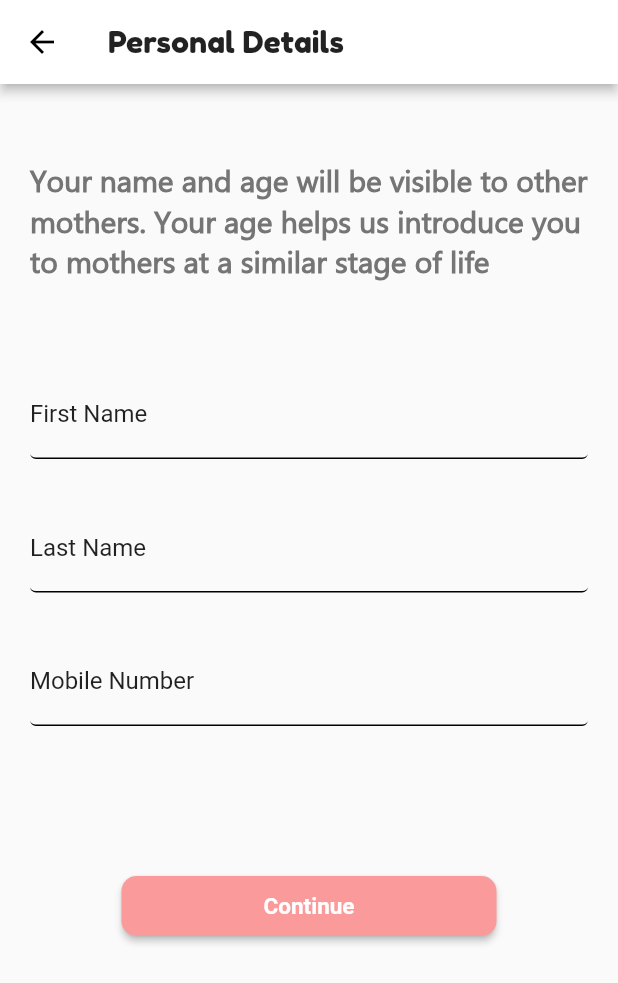
After one commit to Zechst/Motherly, a Flutter app: the PersonalDetails screen opened by its route, on a phone screen of 412 x 824 dp. The commit adds this screen. Shown: the top 983 px of the screen. Run offline on Flutter 3.47's test engine with Material 2 defaults, Android fonts, the phone set to English and light mode, and no system bars; our stand-ins replace firebase_auth, flutter_spinkit, flutter_svg; missing offline and left inert: flutter_auth_buttons; accounts and stored records are empty.

Commit message:
feat: Added Personal Details screen

```diff
--- a/lib/main.dart
+++ b/lib/main.dart
@@ -8,6 +8,8 @@ import 'package:provider/provider.dart';
 import 'package:motherly/services/auth.dart';
 import 'package:motherly/models/user.dart';
 import 'package:motherly/screens/authentication/register.dart';
+import 'package:motherly/screens/profile/personaldetails.dart';
+import 'package:motherly/screens/profile/childselect.dart';
 
 void main() => runApp(MyApp());
 
@@ -20,6 +22,7 @@ class MyApp extends StatelessWidget {
         child: MaterialApp(
         //Theme
         theme: myTheme,
+        // home: PersonalDetails()
 
         //Routes
         routes: {
@@ -27,7 +30,9 @@ class MyApp extends StatelessWidget {
          '/login': (context) => LoginScreen(),
          '/emailSignIn': (context) => EmailSignIn() ,
          '/register': (context) => Register(),
-         '/home': (context) => Home()
+         '/home': (context) => Home(),
+         '/personaldetails': (context) => PersonalDetails(),
+         '/childselect': (context) => ChildSelect()
         },
 
 
--- a/lib/screens/authentication/register.dart
+++ b/lib/screens/authentication/register.dart
@@ -148,7 +148,7 @@ class _RegisterState extends State<Register> {
                             });
                           } else if (result != null) {
                             Navigator.pushNamedAndRemoveUntil(
-                                context, '/home', (_) => false);
+                                context, '/personaldetails', (_) => false);
                           }
                         }
                       },
--- /dev/null
+++ b/lib/screens/profile/childselect.dart
@@ -0,0 +1,16 @@
+import 'package:flutter/material.dart';
+
+class ChildSelect extends StatefulWidget {
+  @override
+  _ChildSelectState createState() => _ChildSelectState();
+}
+
+class _ChildSelectState extends State<ChildSelect> {
+  @override
+  Widget build(BuildContext context) {
+    return Container(
+      child:
+      Text('Child')
+    );
+  }
+}
--- /dev/null
+++ b/lib/screens/profile/personaldetails.dart
@@ -0,0 +1,118 @@
+import 'package:flutter/material.dart';
+import 'package:motherly/shared/constant.dart';
+
+class PersonalDetails extends StatefulWidget {
+  @override
+  _PersonalDetailsState createState() => _PersonalDetailsState();
+}
+
+class _PersonalDetailsState extends State<PersonalDetails> {
+  final _formKey = GlobalKey<FormState>();
+
+  // text field state
+  String firstName = '';
+  String lastName = '';
+  String contactNum = '';
+  String error = '';
+
+  @override
+  Widget build(BuildContext context) {
+    return SafeArea(
+        child: Scaffold(
+            appBar: AppBar(
+                backgroundColor: Colors.white,
+                elevation: 3.0,
+                title: Text('Personal Details',
+                    style: TextStyle(
+                      fontFamily: 'FredokaOne',
+                      fontSize: 20.0,
+                    ))
+
+                //child: Text('Tell us about yourself'),
+                ),
+            body: SingleChildScrollView(
+                padding: const EdgeInsets.symmetric(
+                    vertical: 50.0, horizontal: 20.0),
+                child: Column(
+                  children: <Widget>[
+                    Text(
+                        'Your name and age will be visible to other mothers. Your age helps us introduce you to mothers at a similar stage of life',
+                        style: TextStyle(
+                          color: Colors.grey[600],
+                          fontFamily: 'Ebrima',
+                          fontSize: 20.0,
+                          fontWeight: FontWeight.bold,
+                        )),
+                    SizedBox(height: 60.0),
+                    Form(
+                        key: _formKey,
+                        child: Column(
+                          children: <Widget>[
+                            TextFormField(
+                                decoration: textInputDecoration.copyWith(
+                                    labelText: 'First Name',
+                                    counterStyle: TextStyle(fontSize: 20.0)),
+                                validator: (val) => val.isEmpty
+                                    ? 'Enter your first name'
+                                    : null,
+                                onChanged: (val) {
+                                  setState(() => firstName = val);
+                                }),
+                            SizedBox(height: 30.0),
+                            TextFormField(
+                                decoration: textInputDecoration.copyWith(
+                                    labelText: 'Last Name',
+                                    counterStyle: TextStyle(fontSize: 20.0)),
+                                validator: (val) =>
+                                    val.isEmpty ? 'Enter your last name' : null,
+                                onChanged: (val) {
+                                  setState(() => firstName = val);
+                                }),
+                            SizedBox(height: 30.0),
+                            TextFormField(
+                              decoration: textInputDecoration.copyWith(
+                                  labelText: "Mobile Number",
+                                  hintText: '+65',
+                                  hintStyle: TextStyle(color: Colors.grey[450]),
+                                  counterStyle: TextStyle(fontSize: 20.0)),
+                              validator: (val) =>
+                                  val.isEmpty ? 'Enter mobile number' : null,
+                              onChanged: (val) {
+                                setState(() => contactNum = val);
+                              },
+                              keyboardType: TextInputType.number,
+                            ),
+                            SizedBox(height: 100.0),
+                            SizedBox(
+                              width: 250.0,
+                              height: 40.0,
+                              child: RaisedButton(
+                                  color: Color(0xFFFA9A9A),
+                                  child: Stack(
+                                    children: <Widget>[
+                                      Align(
+                                        alignment: Alignment.center,
+                                        child: Text('Continue',
+                                            textAlign: TextAlign.center,
+                                            style: TextStyle(
+                                                color: Colors.white,
+                                                fontSize: 15.0,
+                                                fontFamily: "Roboto",
+                                                fontWeight: FontWeight.bold)),
+                                      ),
+                                    ],
+                                  ),
+                                  shape: RoundedRectangleBorder(
+                                      borderRadius:
+                                          BorderRadius.circular(10.0)),
+                                  onPressed: () {
+                                    Navigator.pushNamed(
+                                        context, '/childselect');
+                                  }),
+                            ), // Only numbers can be entered
+                          ],
+                        ))
+                  ],
+                ))));
+  }
+}
--- a/lib/screens/setProfile.dart
+++ /dev/null
@@ -1,17 +0,0 @@
-import 'package:flutter/material.dart';
-
-class SetProfile extends StatelessWidget {
-  @override
-  Widget build(BuildContext context) {
-    return Scaffold(
-        body: Container(
-
-            child: Column(
-      children: <Widget>[
-        Text('Tell us about yourself',
-            style: TextStyle(fontFamily: 'FredokaOne', fontSize: 20.0,))
-      ],
-      //child: Text('Tell us about yourself'),
-    )));
-  }
-}
--- a/pubspec.yaml
+++ b/pubspec.yaml
@@ -70,6 +70,9 @@ flutter:
     - family: FredokaOne
       fonts:
         - asset: fonts/FredokaOne-Regular.ttf
+    - family: Ebrima
+      fonts:
+        - asset: fonts/ebrima.ttf
 
   #
   # For details regarding fonts from package dependencies,
```
Also changed, not shown: fonts/ebrima.ttf (added).
